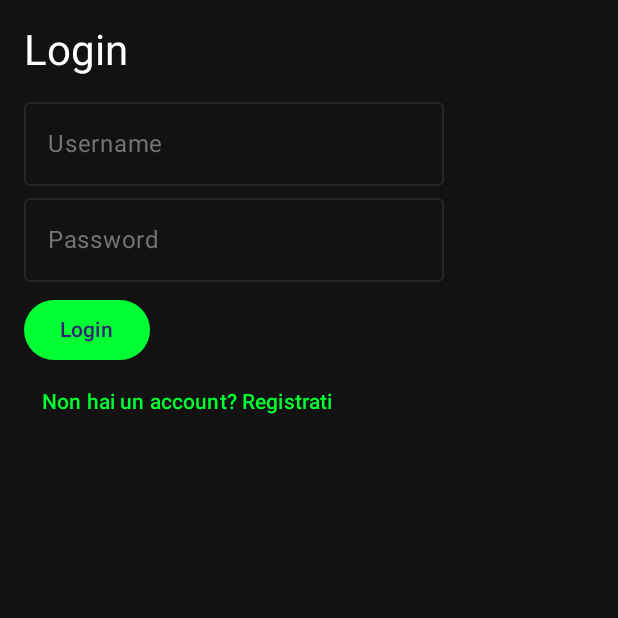
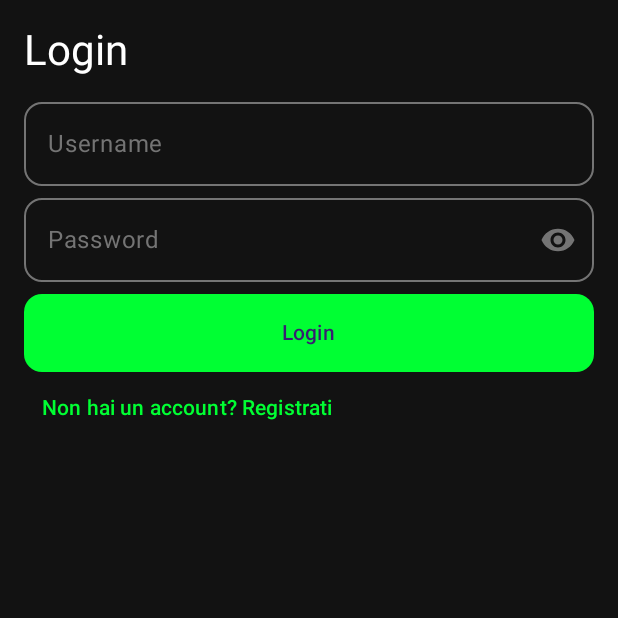
Before and after one commit to panna0/CommanderAndroid, an Android app built with Jetpack Compose: the screen it shows after launch (MainActivity), on a phone screen of 412 x 824 dp, the top half of it. Run offline under Robolectric (Android 15) with nearby library versions, the phone set to English and light mode, and no system bars.

```diff
--- a/app/src/main/java/com/example/commander/Screens/LoginScreen.kt
+++ b/app/src/main/java/com/example/commander/Screens/LoginScreen.kt
@@ -6,6 +6,9 @@ import androidx.compose.runtime.*
 import androidx.compose.ui.Modifier
 import androidx.compose.ui.unit.dp
 import androidx.navigation.NavHostController
+import com.example.commander.Components.Btn
+import com.example.commander.Components.CustomInput
+import com.example.commander.UI.AppShapes
 
 @Composable
 fun LoginScreen(navController: NavHostController, users: List<Pair<String, String>>) {
@@ -16,18 +19,22 @@ fun LoginScreen(navController: NavHostController, users: List<Pair<String, Strin
     Column(modifier = Modifier.padding(16.dp)) {
         Text("Login", style = MaterialTheme.typography.headlineMedium)
         Spacer(modifier = Modifier.height(8.dp))
-        OutlinedTextField(value = username, onValueChange = { username = it }, label = { Text("Username") })
-        OutlinedTextField(value = password, onValueChange = { password = it }, label = { Text("Password") })
+        CustomInput(value = username, onValueChange = { username = it }, label = "Username")
+        CustomInput(value = password, onValueChange = { password = it }, label = "Password", isPassword = true)
+
         Spacer(modifier = Modifier.height(8.dp))
-        Button(onClick = {
+        Btn(onClick = {
             if (users.any { it.first == username && it.second == password }) {
                 navController.navigate("home/$username")
             } else {
                 error = "Credenziali errate"
-            }
-        }) {
-            Text("Login")
-        }
+            }},
+            text = "Login",
+            shape = AppShapes.medium,
+            modifier = Modifier.fillMaxWidth()
+
+        )
+
         TextButton(onClick = { navController.navigate("register") }) {
             Text("Non hai un account? Registrati")
         }
```
